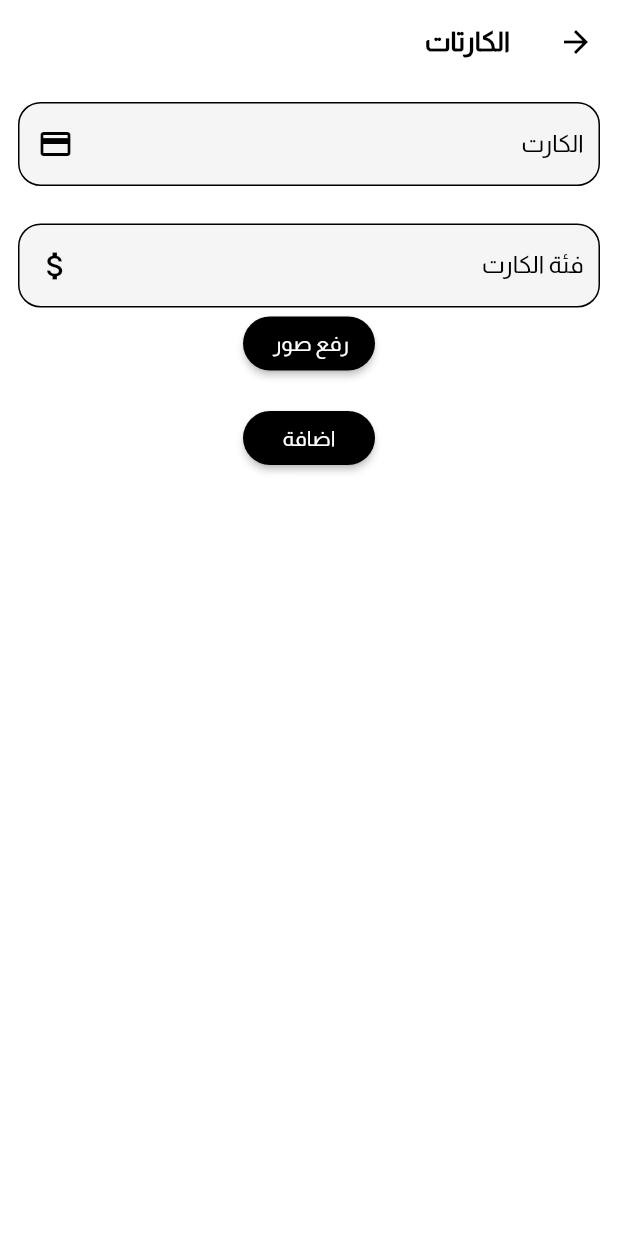
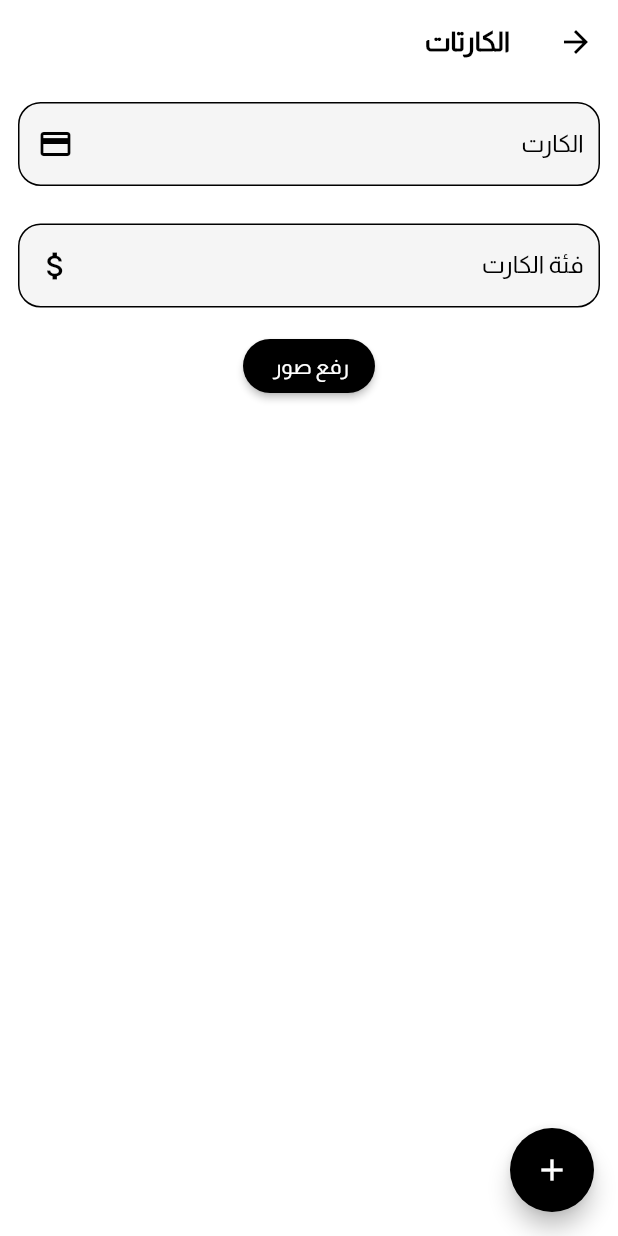
Before and after one commit to stacxiq/adam, a Flutter app: the CardPage screen opened directly, on a phone screen of 412 x 824 dp. Run offline on Flutter 3.47's test engine with Material 2 defaults, Android fonts, the phone set to English and light mode, and no system bars; our stand-ins replace carousel_slider, font_awesome_flutter, gap, get, iconsax, image_picker and 1 more; missing offline and left inert: dart:ffi.

Commit message:
edit buy & card

```diff
--- a/lib/features/card_page.dart
+++ b/lib/features/card_page.dart
@@ -43,6 +43,19 @@ class _CardPageState extends State<CardPage> {
         title: const Text('الكارتات'),
         elevation: 0.0,
       ),
+      floatingActionButton: FloatingActionButton(
+        backgroundColor: Colors.black,
+        onPressed: () {
+          if (formKey.currentState!.validate()) {
+            ScaffoldMessenger.of(context).showSnackBar(
+              const SnackBar(content: Text('يرجى الانتظار ')),
+            );
+          }
+        },
+        child: const Icon(Icons.add_outlined),
+
+      ),
+      floatingActionButtonLocation: FloatingActionButtonLocation.startFloat,
       body: Form(
         key: formKey,
         child: SafeArea(
@@ -85,6 +98,7 @@ class _CardPageState extends State<CardPage> {
                   labelText: 'فئة الكارت',
                 ),
               )),
+              const SizedBox(height: 15,),
               MaterialButton(
                 onPressed: () {
                   uploadimage();
@@ -96,24 +110,7 @@ class _CardPageState extends State<CardPage> {
                   style: TextStyle(color: Colors.white),
                 ),
               ),
-              const SizedBox(
-                height: 15,
-              ),
-              MaterialButton(
-                shape: const StadiumBorder(),
-                color: Colors.black,
-                onPressed: () {
-                  if (formKey.currentState!.validate()) {
-                    ScaffoldMessenger.of(context).showSnackBar(
-                      const SnackBar(content: Text('يرجى الانتظار ')),
-                    );
-                  }
-                },
-                child: const Text(
-                  'اضافة',
-                  style: TextStyle(color: Colors.white),
-                ),
-              )
+
             ],
           ),
         )),
```
Also changed, not shown: lib/features/buypage.dart (+36 -4 lines).
